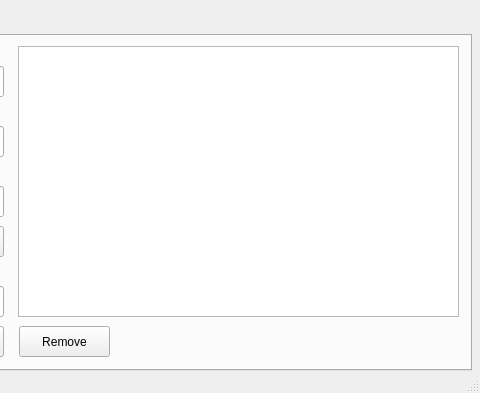
The window that mainwindow.ui (Nyrclassger/PassLockBox) describes before a commit, drawn with Qt 5; both pictures show x 299 to 779 and y 0 to 393 of the 779 by 393 pixel window.
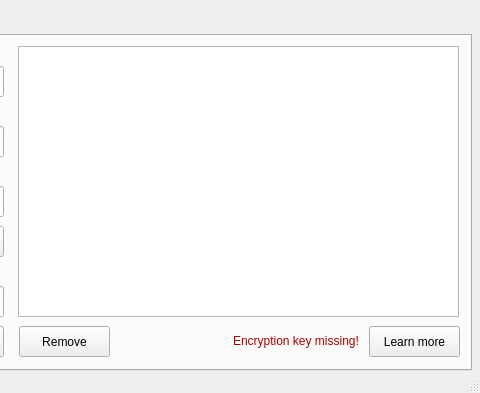
The same window after the commit. The open tabs and pages were chosen to show the change.

Patch:
```diff
--- a/mainwindow.ui
+++ b/mainwindow.ui
@@ -187,6 +187,35 @@
        <string>Remove</string>
       </property>
      </widget>
+     <widget class="QLabel" name="warningLabel">
+      <property name="geometry">
+       <rect>
+        <x>520</x>
+        <y>297</y>
+        <width>131</width>
+        <height>16</height>
+       </rect>
+      </property>
+      <property name="styleSheet">
+       <string notr="true">color: rgb(170, 0, 0);</string>
+      </property>
+      <property name="text">
+       <string>Encryption key missing! </string>
+      </property>
+     </widget>
+     <widget class="QPushButton" name="learnMoreKeyMissingButton">
+      <property name="geometry">
+       <rect>
+        <x>656</x>
+        <y>290</y>
+        <width>91</width>
+        <height>31</height>
+       </rect>
+      </property>
+      <property name="text">
+       <string>Learn more</string>
+      </property>
+     </widget>
     </widget>
     <widget class="QWidget" name="securityAndDataAccess">
      <attribute name="title">
```
